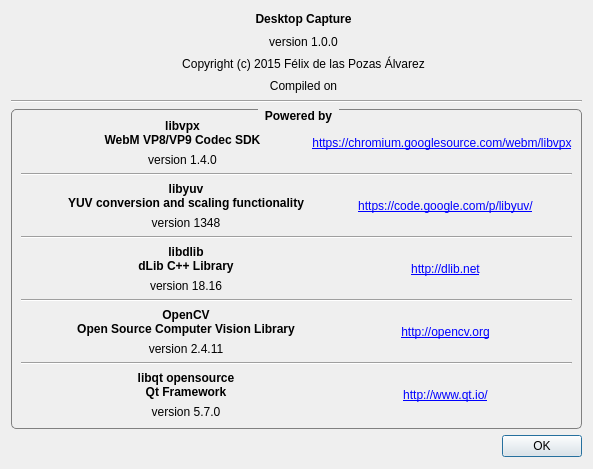
The window that AboutDialog.ui (FelixdelasPozas/pomodorotimelapse) describes before a commit, drawn with Qt 5.
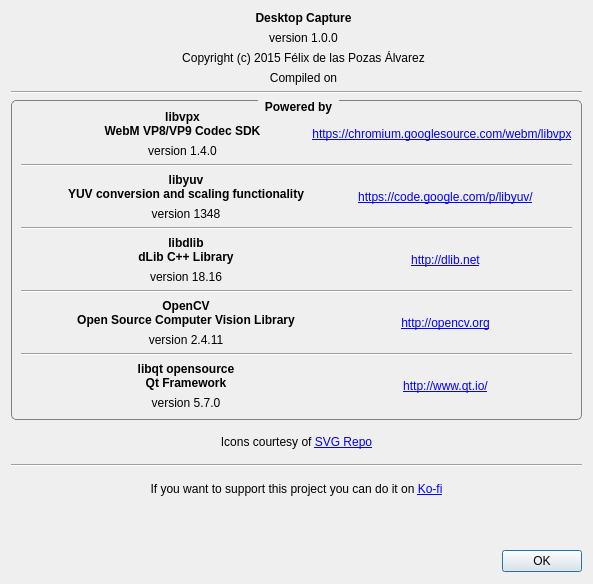
The same window after the commit. Icons and pictures are not drawn. Custom widgets are drawn as their Qt base class.

```diff
--- a/AboutDialog.ui
+++ b/AboutDialog.ui
@@ -7,19 +7,19 @@
     <x>0</x>
     <y>0</y>
     <width>593</width>
-    <height>469</height>
+    <height>584</height>
    </rect>
   </property>
   <property name="minimumSize">
    <size>
     <width>593</width>
-    <height>469</height>
+    <height>584</height>
    </size>
   </property>
   <property name="maximumSize">
    <size>
     <width>593</width>
-    <height>469</height>
+    <height>584</height>
    </size>
   </property>
   <property name="windowTitle">
@@ -98,7 +98,7 @@
           </widget>
          </item>
          <item>
-          <widget class="QLabel" name="label_4">
+          <widget class="QLabel" name="m_copy">
            <property name="text">
             <string>Copyright (c) 2015 Félix de las Pozas Álvarez</string>
            </property>
@@ -558,6 +558,82 @@
      </item>
     </layout>
    </item>
+   <item>
+    <widget class="QLabel" name="label_4">
+     <property name="text">
+      <string>Icons courtesy of &lt;a href=&quot;https://www.svgrepo.com&quot;&gt;SVG Repo&lt;/a&gt;</string>
+     </property>
+     <property name="alignment">
+      <set>Qt::AlignCenter</set>
+     </property>
+     <property name="openExternalLinks">
+      <bool>true</bool>
+     </property>
+    </widget>
+   </item>
+   <item>
+    <widget class="Line" name="line_4">
+     <property name="orientation">
+      <enum>Qt::Horizontal</enum>
+     </property>
+    </widget>
+   </item>
+   <item>
+    <widget class="QLabel" name="label_8">
+     <property name="toolTip">
+      <string>Thank you for your support!</string>
+     </property>
+     <property name="text">
+      <string>If you want to support this project you can do it on &lt;a href=&quot;https://ko-fi.com/felixdelaspozas&quot;&gt;Ko-fi&lt;/a&gt;</string>
+     </property>
+     <property name="alignment">
+      <set>Qt::AlignCenter</set>
+     </property>
+    </widget>
+   </item>
+   <item>
+    <layout class="QHBoxLayout" name="horizontalLayout_3">
+     <item>
+      <spacer name="horizontalSpacer_4">
+       <property name="orientation">
+        <enum>Qt::Horizontal</enum>
+       </property>
+       <property name="sizeHint" stdset="0">
+        <size>
+         <width>40</width>
+         <height>20</height>
+        </size>
+       </property>
+      </spacer>
+     </item>
+     <item>
+      <widget class="ClickableHoverLabel" name="m_kofiLabel">
+       <property name="toolTip">
+        <string>Thank you for your support!</string>
+       </property>
+       <property name="text">
+        <string/>
+       </property>
+       <property name="pixmap">
+        <pixmap resource="rsc/resources.qrc">:/DesktopCapture/kofi_logo.png</pixmap>
+       </property>
+      </widget>
+     </item>
+     <item>
+      <spacer name="horizontalSpacer_3">
+       <property name="orientation">
+        <enum>Qt::Horizontal</enum>
+       </property>
+       <property name="sizeHint" stdset="0">
+        <size>
+         <width>40</width>
+         <height>20</height>
+        </size>
+       </property>
+      </spacer>
+     </item>
+    </layout>
+   </item>
    <item>
     <widget class="QDialogButtonBox" name="buttonBox">
      <property name="maximumSize">
@@ -576,6 +652,13 @@
    </item>
   </layout>
  </widget>
+ <customwidgets>
+  <customwidget>
+   <class>ClickableHoverLabel</class>
+   <extends>QLabel</extends>
+   <header>Utils.h</header>
+  </customwidget>
+ </customwidgets>
  <resources>
   <include location="rsc/resources.qrc"/>
  </resources>
```
